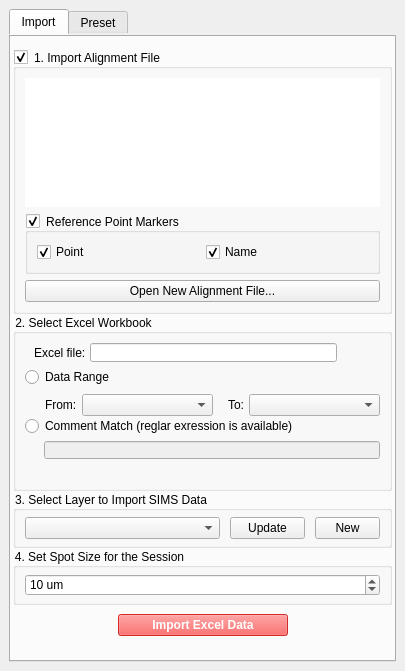
Old version of the form wiscsims_tool_dockwidget_base.ui in the repository wiscsims/wiscsims_tool.
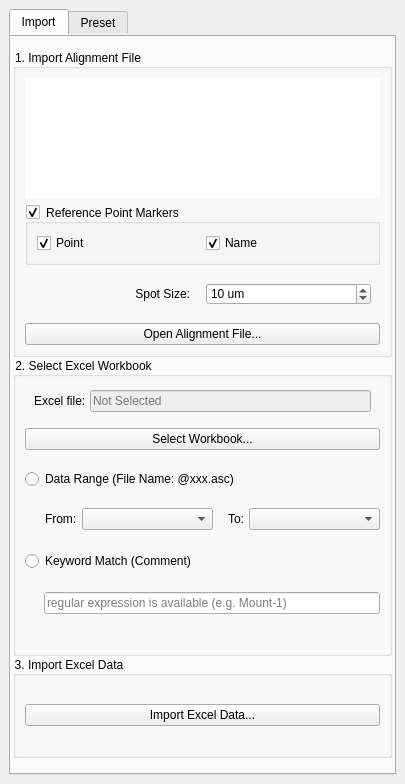
New version of the form.

Commit message: fix(import-ui): simplified steps (no create/select layer)

Patch:
```diff
--- a/wiscsims_tool_dockwidget_base.ui
+++ b/wiscsims_tool_dockwidget_base.ui
@@ -7,7 +7,7 @@
     <x>0</x>
     <y>0</y>
     <width>405</width>
-    <height>671</height>
+    <height>784</height>
    </rect>
   </property>
   <property name="sizePolicy">
@@ -19,7 +19,7 @@
   <property name="minimumSize">
    <size>
     <width>405</width>
-    <height>671</height>
+    <height>784</height>
    </size>
   </property>
   <property name="maximumSize">
@@ -131,7 +131,7 @@
            <bool>false</bool>
           </property>
           <property name="checkable">
-           <bool>true</bool>
+           <bool>false</bool>
           </property>
           <layout class="QVBoxLayout" name="verticalLayout">
            <item>
@@ -142,10 +142,16 @@
                <verstretch>0</verstretch>
               </sizepolicy>
              </property>
+             <property name="minimumSize">
+              <size>
+               <width>0</width>
+               <height>120</height>
+              </size>
+             </property>
              <property name="maximumSize">
               <size>
                <width>16777215</width>
-               <height>16777215</height>
+               <height>120</height>
               </size>
              </property>
              <property name="styleSheet">
@@ -230,16 +236,51 @@
              </layout>
             </widget>
            </item>
+           <item>
+            <widget class="QFrame" name="frame">
+             <property name="frameShape">
+              <enum>QFrame::NoFrame</enum>
+             </property>
+             <property name="frameShadow">
+              <enum>QFrame::Plain</enum>
+             </property>
+             <layout class="QHBoxLayout" name="horizontalLayout_10">
+              <property name="topMargin">
+               <number>12</number>
+              </property>
+              <property name="bottomMargin">
+               <number>12</number>
+              </property>
+              <item>
+               <widget class="QLabel" name="label_10">
+                <property name="text">
+                 <string>Spot Size:   </string>
+                </property>
+                <property name="alignment">
+                 <set>Qt::AlignRight|Qt::AlignTrailing|Qt::AlignVCenter</set>
+                </property>
+                <property name="margin">
+                 <number>0</number>
+                </property>
+               </widget>
+              </item>
+              <item>
+               <widget class="QSpinBox" name="Spn_Spot_Size">
+                <property name="suffix">
+                 <string> um</string>
+                </property>
+                <property name="value">
+                 <number>10</number>
+                </property>
+               </widget>
+              </item>
+             </layout>
+            </widget>
+           </item>
            <item>
             <widget class="QPushButton" name="Btn_Import_Alignments">
-             <property name="maximumSize">
-              <size>
-               <width>16777215</width>
-               <height>16777215</height>
-              </size>
-             </property>
              <property name="text">
-              <string>Open New Alignment File...</string>
+              <string>Open Alignment File...</string>
              </property>
             </widget>
            </item>
@@ -266,15 +307,18 @@
           <property name="maximumSize">
            <size>
             <width>16777215</width>
-            <height>177</height>
+            <height>16777215</height>
            </size>
           </property>
           <property name="title">
            <string>2. Select Excel Workbook</string>
           </property>
+          <property name="alignment">
+           <set>Qt::AlignLeading|Qt::AlignLeft|Qt::AlignVCenter</set>
+          </property>
           <layout class="QVBoxLayout" name="verticalLayout_2">
            <property name="spacing">
-            <number>6</number>
+            <number>12</number>
            </property>
            <item>
             <widget class="QFrame" name="Frame_for_Excel_file">
@@ -286,8 +330,8 @@
              </property>
              <property name="minimumSize">
               <size>
-               <width>30</width>
-               <height>0</height>
+               <width>0</width>
+               <height>30</height>
               </size>
              </property>
              <property name="maximumSize">
@@ -322,7 +366,7 @@
               <item>
                <widget class="QLineEdit" name="Tbx_Workbook">
                 <property name="enabled">
-                 <bool>true</bool>
+                 <bool>false</bool>
                 </property>
                 <property name="sizePolicy">
                  <sizepolicy hsizetype="MinimumExpanding" vsizetype="Fixed">
@@ -345,36 +389,27 @@
                 <property name="toolTip">
                  <string notr="true" extracomment="this is tooltip">test test test</string>
                 </property>
+                <property name="alignment">
+                 <set>Qt::AlignLeading|Qt::AlignLeft|Qt::AlignVCenter</set>
+                </property>
                 <property name="readOnly">
                  <bool>true</bool>
                 </property>
-               </widget>
-              </item>
-              <item>
-               <widget class="QPushButton" name="Btn_Select_Workbook">
-                <property name="maximumSize">
-                 <size>
-                  <width>30</width>
-                  <height>20</height>
-                 </size>
-                </property>
-                <property name="text">
-                 <string/>
-                </property>
-                <property name="iconSize">
-                 <size>
-                  <width>30</width>
-                  <height>30</height>
-                 </size>
-                </property>
-                <property name="flat">
-                 <bool>true</bool>
+                <property name="placeholderText">
+                 <string>Not Selected</string>
                 </property>
                </widget>
               </item>
              </layout>
             </widget>
            </item>
+           <item>
+            <widget class="QPushButton" name="Btn_Select_Workbook">
+             <property name="text">
+              <string>Select Workbook...</string>
+             </property>
+            </widget>
+           </item>
            <item>
             <widget class="QRadioButton" name="Opt_Range">
              <property name="enabled">
@@ -386,6 +421,12 @@
                <verstretch>0</verstretch>
               </sizepolicy>
              </property>
+             <property name="minimumSize">
+              <size>
+               <width>0</width>
+               <height>30</height>
+              </size>
+             </property>
              <property name="maximumSize">
               <size>
                <width>16777215</width>
@@ -393,7 +434,7 @@
               </size>
              </property>
              <property name="text">
-              <string>Data Range</string>
+              <string>Data Range (File Name: @xxx.asc)</string>
              </property>
              <property name="checked">
               <bool>false</bool>
@@ -408,13 +449,13 @@
              <property name="minimumSize">
               <size>
                <width>0</width>
-               <height>26</height>
+               <height>30</height>
               </size>
              </property>
              <property name="maximumSize">
               <size>
                <width>200000</width>
-               <height>25</height>
+               <height>30</height>
               </size>
              </property>
              <property name="frameShape">
@@ -532,14 +573,20 @@
              <property name="enabled">
               <bool>true</bool>
              </property>
+             <property name="minimumSize">
+              <size>
+               <width>0</width>
+               <height>30</height>
+              </size>
+             </property>
              <property name="maximumSize">
               <size>
                <width>16777215</width>
-               <height>25</height>
+               <height>30</height>
               </size>
              </property>
              <property name="text">
-              <string>Comment Match (reglar exression is available)</string>
+              <string>Keyword Match (Comment)</string>
              </property>
              <property name="checked">
               <bool>false</bool>
@@ -554,7 +601,13 @@
              <property name="minimumSize">
               <size>
                <width>0</width>
-               <height>18</height>
+               <height>30</height>
+              </size>
+             </property>
+             <property name="maximumSize">
+              <size>
+               <width>16777215</width>
+               <height>30</height>
               </size>
              </property>
              <property name="frameShape">
@@ -582,7 +635,7 @@
               <item>
                <widget class="QLineEdit" name="Tbx_Comment_Match">
                 <property name="enabled">
-                 <bool>false</bool>
+                 <bool>true</bool>
                 </property>
                 <property name="minimumSize">
                  <size>
@@ -590,6 +643,9 @@
                   <height>0</height>
                  </size>
                 </property>
+                <property name="placeholderText">
+                 <string>regular expression is available (e.g. Mount-1)</string>
+                </property>
                </widget>
               </item>
              </layout>
@@ -603,12 +659,6 @@
              <property name="alignment">
               <set>Qt::AlignCenter</set>
              </property>
-             <property name="margin">
-              <number>25</number>
-             </property>
-             <property name="indent">
-              <number>5</number>
-             </property>
             </widget>
            </item>
           </layout>
@@ -619,177 +669,28 @@
           <property name="enabled">
            <bool>true</bool>
           </property>
-          <property name="maximumSize">
-           <size>
-            <width>16777215</width>
-            <height>70</height>
-           </size>
-          </property>
           <property name="title">
-           <string>3. Select Layer to Import SIMS Data</string>
+           <string>3. Import Excel Data</string>
           </property>
-          <layout class="QGridLayout" name="gridLayout_9" columnstretch="0,0,0">
-           <property name="topMargin">
-            <number>6</number>
-           </property>
-           <property name="bottomMargin">
-            <number>6</number>
-           </property>
-           <property name="horizontalSpacing">
-            <number>10</number>
-           </property>
-           <property name="verticalSpacing">
-            <number>0</number>
-           </property>
-           <item row="0" column="0">
-            <widget class="QComboBox" name="Cmb_Target_Layer">
-             <property name="minimumSize">
-              <size>
-               <width>0</width>
-               <height>0</height>
-              </size>
-             </property>
-             <property name="maximumSize">
-              <size>
-               <width>16777215</width>
-               <height>16777215</height>
-              </size>
-             </property>
-            </widget>
-           </item>
-           <item row="0" column="2">
-            <widget class="QPushButton" name="Btn_Create_New_Layer">
-             <property name="maximumSize">
-              <size>
-               <width>65</width>
-               <height>16777215</height>
-              </size>
-             </property>
-             <property name="text">
-              <string>New</string>
-             </property>
-            </widget>
-           </item>
-           <item row="0" column="1">
-            <widget class="QPushButton" name="Btn_Refresh_Import_Layers">
-             <property name="maximumSize">
-              <size>
-               <width>75</width>
-               <height>16777215</height>
-              </size>
-             </property>
-             <property name="text">
-              <string>Update</string>
-             </property>
-            </widget>
-           </item>
-          </layout>
-         </widget>
-        </item>
-        <item>
-         <widget class="QGroupBox" name="groupBox_3">
-          <property name="maximumSize">
-           <size>
-            <width>16777215</width>
-            <height>70</height>
-           </size>
-          </property>
-          <property name="title">
-           <string>4. Set Spot Size for the Session</string>
-          </property>
-          <layout class="QVBoxLayout" name="verticalLayout_4">
-           <property name="spacing">
-            <number>0</number>
-           </property>
-           <property name="topMargin">
-            <number>6</number>
-           </property>
-           <property name="bottomMargin">
-            <number>6</number>
-           </property>
-           <item>
-            <widget class="QSpinBox" name="Spn_Spot_Size">
-             <property name="suffix">
-              <string> um</string>
-             </property>
-             <property name="value">
-              <number>10</number>
-             </property>
-            </widget>
-           </item>
-          </layout>
-         </widget>
-        </item>
-        <item>
-         <widget class="QWidget" name="widget_3" native="true">
           <layout class="QHBoxLayout" name="horizontalLayout_9">
-           <item>
-            <spacer name="horizontalSpacer_5">
-             <property name="orientation">
-              <enum>Qt::Horizontal</enum>
-             </property>
-             <property name="sizeHint" stdset="0">
-              <size>
-               <width>40</width>
-               <height>20</height>
-              </size>
-             </property>
-            </spacer>
-           </item>
            <item>
             <widget class="QPushButton" name="Btn_Import_From_Excel">
              <property name="enabled">
-              <bool>false</bool>
-             </property>
-             <property name="minimumSize">
-              <size>
-               <width>170</width>
-               <height>0</height>
-              </size>
-             </property>
-             <property name="maximumSize">
-              <size>
-               <width>16777215</width>
-               <height>16777215</height>
-              </size>
+              <bool>true</bool>
              </property>
              <property name="font">
               <font>
                <pointsize>-1</pointsize>
-               <weight>75</weight>
-               <bold>true</bold>
               </font>
              </property>
-             <property name="autoFillBackground">
-              <bool>false</bool>
-             </property>
-             <property name="styleSheet">
-              <string notr="true">background-color: rgb(255, 49, 49);
-color: #ffffff;
-font-weight: bold;
-</string>
-             </property>
              <property name="text">
-              <string>Import Excel Data</string>
+              <string>Import Excel Data...</string>
              </property>
              <property name="flat">
               <bool>false</bool>
              </property>
             </widget>
            </item>
-           <item>
-            <spacer name="horizontalSpacer_4">
-             <property name="orientation">
-              <enum>Qt::Horizontal</enum>
-             </property>
-             <property name="sizeHint" stdset="0">
-              <size>
-               <width>24</width>
-               <height>20</height>
-              </size>
-             </property>
-            </spacer>
-           </item>
           </layout>
          </widget>
         </item>
```
Left out of the diff: 98 changed lines with no effect on the pictures. The commit also changes 3 other files.
